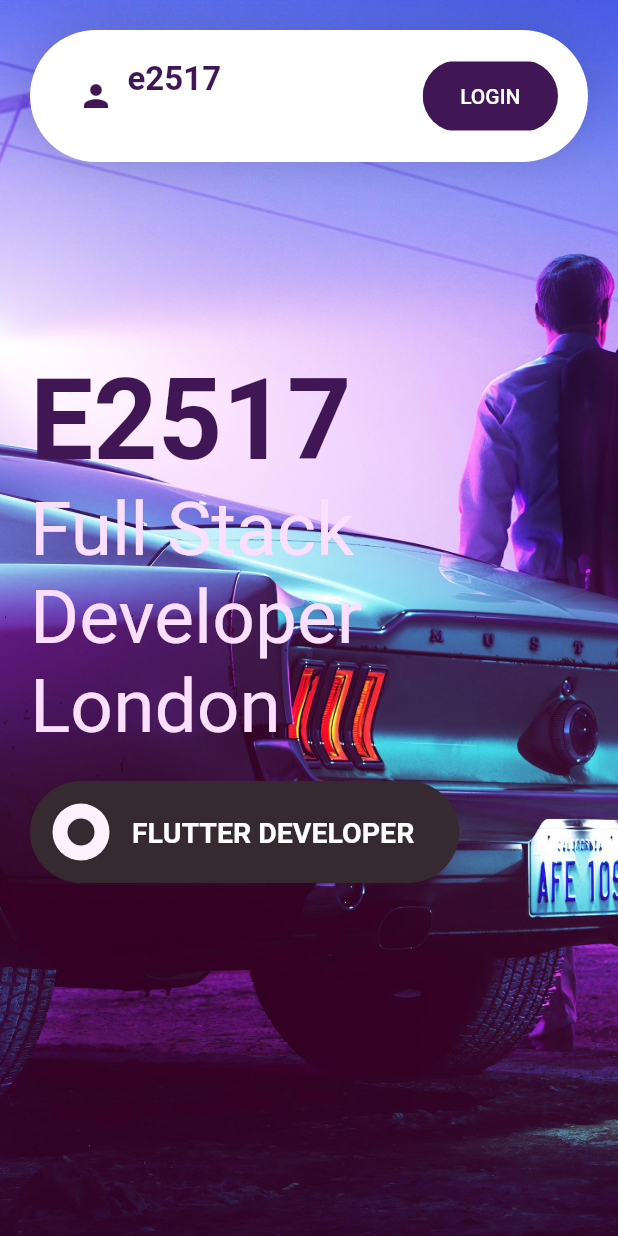
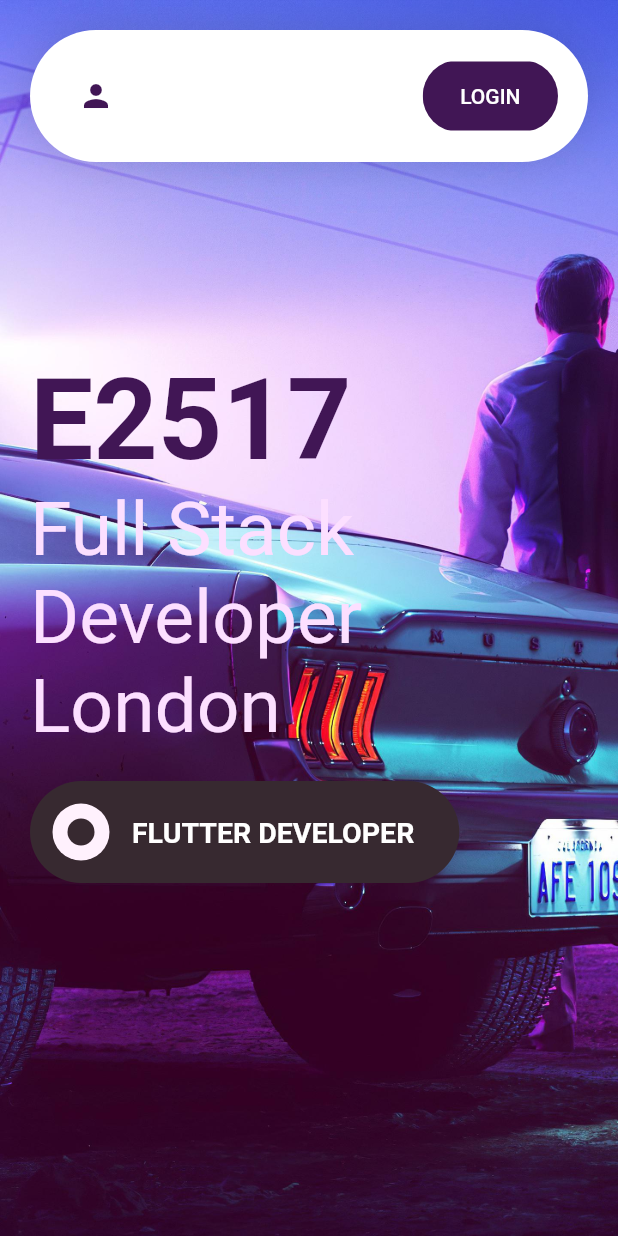
Before and after one commit to E2517/web-flutter, a Flutter app: the screen it shows after launch, on a phone screen of 412 x 824 dp. Run offline on Flutter 3.47's test engine with Material 2 defaults, Android fonts, the phone set to English and light mode, and no system bars.

Commit message:
responsive fixed

```diff
--- a/lib/views/appbar_views.dart
+++ b/lib/views/appbar_views.dart
@@ -30,16 +30,6 @@ class CustomAppBar extends StatelessWidget {
               icon: Icon(Icons.person),
               color: kPrimaryColor,
               onPressed: () {},
-            ),
-            Positioned(
-              left: 45.0,
-              child: Text(
-                'e2517',
-                style: TextStyle(
-                    color: kPrimaryColor,
-                    fontSize: 22,
-                    fontWeight: FontWeight.bold),
-              ),
             ),
             Row(
               mainAxisAlignment: MainAxisAlignment.end,
@@ -81,16 +71,6 @@ class CustomAppBar extends StatelessWidget {
                     icon: Icon(Icons.person),
                     color: kPrimaryColor,
                     onPressed: () {},
-                  ),
-                ),
-                SizedBox(width: 5),
-                Flexible(
-                  child: Text(
-                    'e2517',
-                    style: TextStyle(
-                        color: kPrimaryColor,
-                        fontSize: 22,
-                        fontWeight: FontWeight.bold),
                   ),
                 ),
               ],
```
